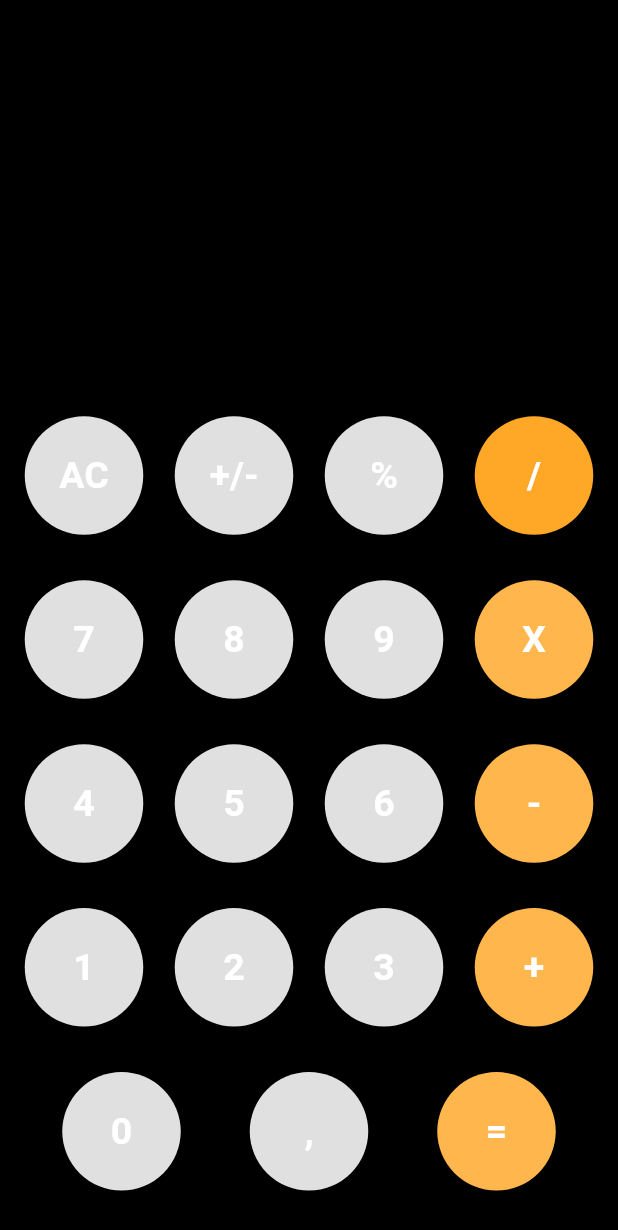
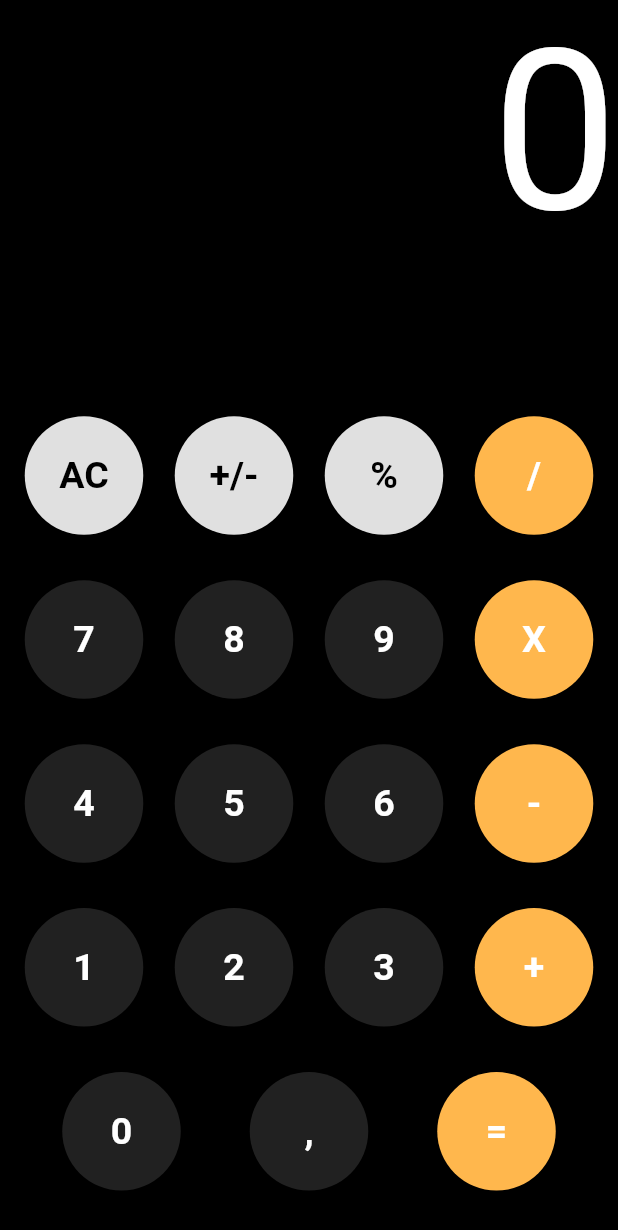
Before and after one commit to akarshbarar/Calculator, a Flutter app: the screen it shows after launch, on a phone screen of 412 x 824 dp. Shown: the top 1230 px of the screen. Run offline on Flutter 3.47's test engine with Material 2 defaults, Android fonts, the phone set to English and light mode, and no system bars.

Commit message:
home page

```diff
--- a/lib/Home.dart
+++ b/lib/Home.dart
@@ -8,17 +8,23 @@ class Home extends StatefulWidget {
 }
 
 class _HomeState extends State<Home> {
+  var inputText = 0;
   @override
   Widget build(BuildContext context) {
     return SafeArea(
         child: Scaffold(
+            resizeToAvoidBottomInset: false,
             backgroundColor: Colors.black,
             body: Column(
+              crossAxisAlignment: CrossAxisAlignment.end,
               children: [
                 Expanded(
                     flex: 3,
-                    child: TextFormField(
-                      decoration: InputDecoration(),
+                    child: Text(
+                      inputText.toString(),
+                      style: TextStyle(color: Colors.white, fontSize: 100),
+                      textAlign: TextAlign.right,
+                      textScaleFactor: 1.5,
                     )),
                 Expanded(
                     flex: 7,
@@ -28,45 +34,64 @@ class _HomeState extends State<Home> {
                         Row(
                           mainAxisAlignment: MainAxisAlignment.spaceEvenly,
                           children: [
-                            customButton("AC", Colors.grey[300]),
-                            customButton("+/-", Colors.grey[300]),
-                            customButton("%", Colors.grey[300]),
-                            customButton("/", Colors.orange[400]),
+                            customButton("AC", Colors.grey[300], Colors.black,
+                                inputText),
+                            customButton("+/-", Colors.grey[300], Colors.black,
+                                inputText),
+                            customButton(
+                                "%", Colors.grey[300], Colors.black, inputText),
+                            customButton("/", Colors.orange[300], Colors.white,
+                                inputText),
                           ],
                         ),
                         Row(
                           mainAxisAlignment: MainAxisAlignment.spaceEvenly,
                           children: [
-                            customButton("7", Colors.grey[300]),
-                            customButton("8", Colors.grey[300]),
-                            customButton("9", Colors.grey[300]),
-                            customButton("X", Colors.orange[300]),
+                            customButton(
+                                "7", Colors.grey[900], Colors.white, inputText),
+                            customButton(
+                                "8", Colors.grey[900], Colors.white, inputText),
+                            customButton(
+                                "9", Colors.grey[900], Colors.white, inputText),
+                            customButton("X", Colors.orange[300], Colors.white,
+                                inputText),
                           ],
                         ),
                         Row(
                           mainAxisAlignment: MainAxisAlignment.spaceEvenly,
                           children: [
-                            customButton("4", Colors.grey[300]),
-                            customButton("5", Colors.grey[300]),
-                            customButton("6", Colors.grey[300]),
-                            customButton("-", Colors.orange[300]),
+                            customButton(
+                                "4", Colors.grey[900], Colors.white, inputText),
+                            customButton(
+                                "5", Colors.grey[900], Colors.white, inputText),
+                            customButton(
+                                "6", Colors.grey[900], Colors.white, inputText),
+                            customButton("-", Colors.orange[300], Colors.white,
+                                inputText),
                           ],
                         ),
                         Row(
                           mainAxisAlignment: MainAxisAlignment.spaceEvenly,
                           children: [
-                            customButton("1", Colors.grey[300]),
-                            customButton("2", Colors.grey[300]),
-                            customButton("3", Colors.grey[300]),
-                            customButton("+", Colors.orange[300]),
+                            customButton(
+                                "1", Colors.grey[900], Colors.white, inputText),
+                            customButton(
+                                "2", Colors.grey[900], Colors.white, inputText),
+                            customButton(
+                                "3", Colors.grey[900], Colors.white, inputText),
+                            customButton("+", Colors.orange[300], Colors.white,
+                                inputText),
                           ],
                         ),
                         Row(
                           mainAxisAlignment: MainAxisAlignment.spaceEvenly,
                           children: [
-                            customButton("0", Colors.grey[300]),
-                            customButton(",", Colors.grey[300]),
-                            customButton("=", Colors.orange[300]),
+                            customButton(
+                                "0", Colors.grey[900], Colors.white, inputText),
+                            customButton(
+                                ",", Colors.grey[900], Colors.white, inputText),
+                            customButton("=", Colors.orange[300], Colors.white,
+                                inputText),
                           ],
                         ),
                       ],
@@ -75,16 +100,22 @@ class _HomeState extends State<Home> {
             )));
   }
 
-  Widget customButton(text, color) {
+  Widget customButton(text, backgroundColor, textColor, inputText) {
     return RawMaterialButton(
-      onPressed: () {},
+      onPressed: () {
+        print(text);
+        setState(() {
+          inputText = text;
+        });
+      },
       elevation: 0,
-      fillColor: color,
-      child: Text(
-        text,
-        style: TextStyle(
-            fontSize: 25, fontWeight: FontWeight.bold, color: Colors.white),
-      ),
+      fillColor: backgroundColor,
+      child: Text(text,
+          style: TextStyle(
+            fontSize: 25,
+            fontWeight: FontWeight.bold,
+            color: textColor,
+          )),
       padding: EdgeInsets.all(25),
       shape: CircleBorder(),
     );
```
